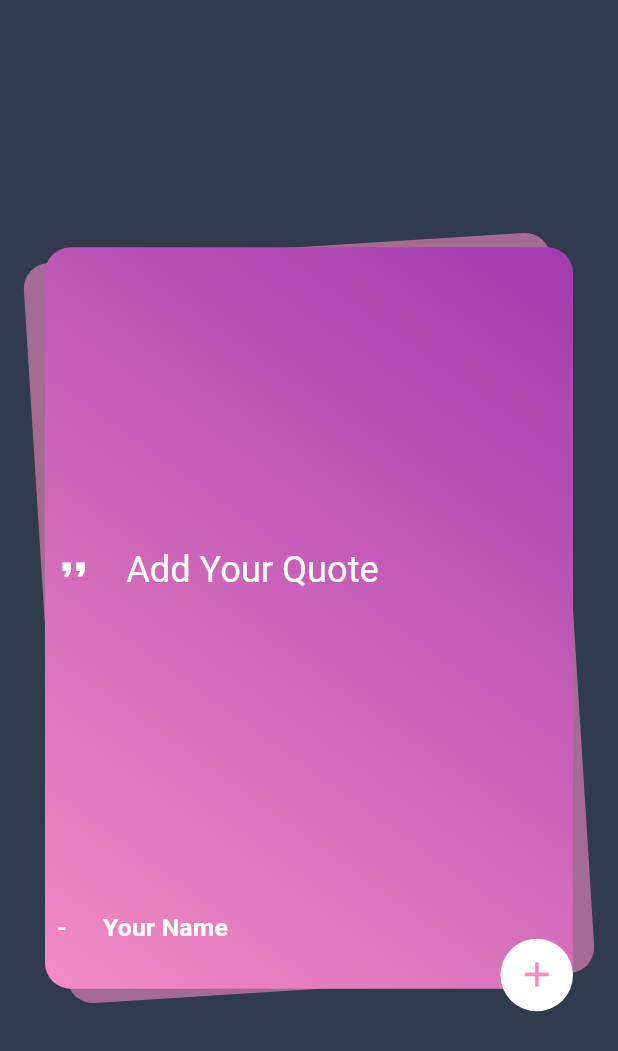
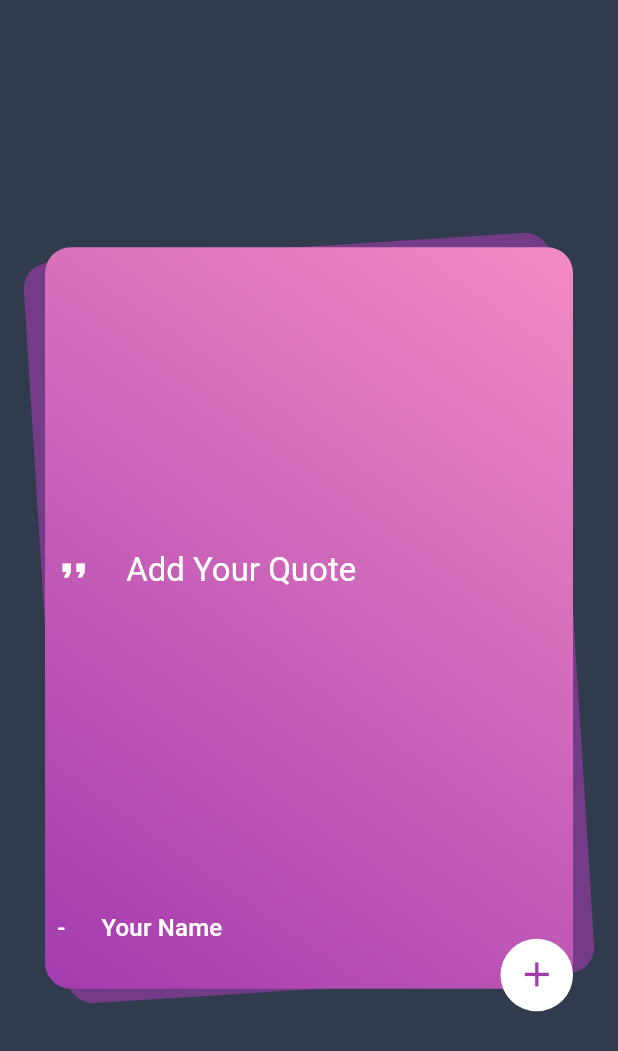
Before and after one commit to youssef447/Daily-Quotes-with-mvvm-and-clean-architecture, a Flutter app: the AddEditQuoteSheet screen opened directly, on a phone screen of 412 x 824 dp. Shown: the top 1051 px of the screen. Run offline on Flutter 3.47's test engine with Material 3 defaults, Android fonts, the light colour scheme and no system bars; our stand-ins replace awesome_dialog, awesome_notifications, bloc, carousel_slider, dio, flutter_bloc and 11 more; missing offline and left inert: flutter_statusbarcolor_ns, workmanager; accounts and stored records are empty; network calls fail; Roboto replaces fonts that are missing (Gabriela); statements that could not run were skipped.

Commit message:
to be back

```diff
--- a/lib/core/routes/app_route_generator.dart
+++ b/lib/core/routes/app_route_generator.dart
@@ -23,7 +23,7 @@ abstract class AppRouteGenerator {
       case AppRoutes.customColorTheme:
         return PageTransitionHelper.buildPageRoute(
           const ColorPickerPage(),
-          PageTransitionType.DiagonalWithScale,
+          PageTransitionType.diagonalWithScale,
           duration: const Duration(milliseconds: 700),
         );
 
--- a/lib/core/routes/page_transition.dart
+++ b/lib/core/routes/page_transition.dart
@@ -27,7 +27,7 @@ abstract class PageTransitionHelper {
               ),
               child: child,
             );
-          case PageTransitionType.DiagonalWithScale:
+          case PageTransitionType.diagonalWithScale:
             return FadeTransition(
               opacity: animation,
               child: SlideTransition(
@@ -53,5 +53,5 @@ enum PageTransitionType {
   slideFromRight,
   slideFromLeft,
   scale,
-  DiagonalWithScale
+  diagonalWithScale
 }
--- a/lib/core/services/background/work_manager.dart
+++ b/lib/core/services/background/work_manager.dart
@@ -82,6 +82,6 @@ void actionTask() async {
   } catch (e) {
     //indicating that the task has failed to request new quote from repo when user opens the app
     await CacheHelper.saveData(key: 'success', value: false);
-    return Future.value(true);
+    // return Future.value(true);
   }
 }
--- a/lib/core/theme/colors/app_colors.dart
+++ b/lib/core/theme/colors/app_colors.dart
@@ -2,31 +2,32 @@ import 'package:dailyquotes/core/theme/colors/contrast_color_helper.dart';
 import 'package:flutter/material.dart';
 
 abstract class AppColors {
-  static Color _background = Color(0xff303b4d);
-  static Color _primary = Color(0xfff48bc4);
-  static Color _secondaryPrimary = Color(0xffa23bae);
+  // static Color background = const Color(0xff303b4d);
+//  static Color primary = const Color(0xfff48bc4);
+  // static Color secondaryPrimary = const Color(0xffa23bae);
 
 //getters
-  static Color get background => _background;
-  static Color get secondaryPrimary => _secondaryPrimary;
-  static Color get primary => _primary;
+  static Color get background => const Color(0xff303b4d);
+  static Color get secondaryPrimary => const Color(0xfff48bc4);
+  static Color get primary => const Color(0xffa23bae);
   static Color get text => Colors.white;
   static Color get iconCard =>
-      ContrastColorHelper.CardContrastColor(_primary, _secondaryPrimary);
-  static Color get icon => ContrastColorHelper.contrastColor(_secondaryPrimary);
-  static Color get FloatingIcon => ContrastColorHelper.contrastColor(_primary);
-  static Color get textBG => ContrastColorHelper.contrastBGColor(_background);
-  static Color get defaultAddbtnColor => Color.fromARGB(255, 96, 143, 243);
-  static Color get unselectedItemColor => Color(0xff687389);
-  static Color get selectedItemColor => Color(0xfff48bc4);
-  static List<Color> gradientColors = [
+      ContrastColorHelper.CardContrastColor(primary, secondaryPrimary);
+  static Color get icon => ContrastColorHelper.contrastColor(secondaryPrimary);
+  static Color get floatingIcon => ContrastColorHelper.contrastColor(primary);
+  static Color get textBG => ContrastColorHelper.contrastBGColor(background);
+  static Color get defaultAddbtnColor =>
+      const Color.fromARGB(255, 96, 143, 243);
+  static Color get unselectedItemColor => const Color(0xff687389);
+  static Color get selectedItemColor => const Color(0xfff48bc4);
+  static List<Color> gradientColors = const [
     Color(0xfffcaac4),
     Color(0xfff48bc4),
     Color(0xffa23bae),
   ];
 
 //setters
-  static set background(Color color) => _background = color;
-  static set primary(Color color) => _primary = color;
-  static set secondaryPrimary(Color color) => _secondaryPrimary = color;
+  static set background(Color color) => background = color;
+  static set primary(Color color) => primary = color;
+  static set secondaryPrimary(Color color) => secondaryPrimary = color;
 }
--- a/lib/core/theme/themes.dart
+++ /dev/null
@@ -1,43 +0,0 @@
-import 'package:flutter/material.dart';
-import 'package:flutter/services.dart';
-import 'package:flutter_screenutil/flutter_screenutil.dart';
-
-import 'colors/app_colors.dart';
-
-ThemeData darkTheme = ThemeData(
-  scaffoldBackgroundColor: AppColors.background,
-  floatingActionButtonTheme: FloatingActionButtonThemeData(
-    backgroundColor: AppColors.background,
-  ),
-  dividerTheme: const DividerThemeData(thickness: 1.5, color: Colors.white),
-  appBarTheme: AppBarTheme(
-    centerTitle: true,
-    systemOverlayStyle: SystemUiOverlayStyle(
-      statusBarColor: Colors.transparent,
-      statusBarIconBrightness: Brightness.light,
-      systemNavigationBarColor: AppColors.background,
-    ),
-    backgroundColor: AppColors.background,
-    elevation: 0.0,
-    iconTheme: IconThemeData(
-      color: Colors.white,
-    ),
-  ),
-  textTheme: TextTheme(
-    titleLarge: TextStyle(
-      fontSize: 22.0.sp,
-      fontWeight: FontWeight.bold,
-      color: Colors.white,
-    ),
-    titleMedium: TextStyle(
-      fontSize: 15.0.sp,
-      color: Colors.white,
-      fontWeight: FontWeight.bold,
-    ),
-    titleSmall: TextStyle(
-      fontSize: 13.0.sp,
-      fontWeight: FontWeight.bold,
-      color: Colors.white,
-    ),
-  ),
-);
--- a/lib/domain/usecases/update_today_usecase.dart
+++ b/lib/domain/usecases/update_today_usecase.dart
@@ -8,6 +8,7 @@ class UpdateTodayQuoteUseCase {
   UpdateTodayQuoteUseCase(this._quoteRepo);
 
   Future<ApiResult> updateTodayQuote(QuoteEntity entity) async {
+    entity.toggleFav();
     return await _quoteRepo.updateTodayQuote(entity);
   }
 }
--- a/lib/main.dart
+++ b/lib/main.dart
@@ -1,5 +1,5 @@
 import 'package:dailyquotes/core/utils/globales.dart';
-import 'package:dailyquotes/core/theme/themes.dart';
+
 import 'package:dailyquotes/presentation/custom_color_theme/controller/custom_color_theme_controller.dart';
 
 import 'package:flutter/material.dart';
@@ -61,10 +61,9 @@ class MyApp extends StatelessWidget {
                     buildWhen: (previous, current) {
               return current is ConfigThemeStateSuccess;
             }, builder: (context, _) {
-              return MaterialApp(
+              return const MaterialApp(
                 title: 'Daily Quotes',
                 debugShowCheckedModeBanner: false,
-                theme: darkTheme,
                 initialRoute: AppRoutes.home,
                 onGenerateRoute: AppRouteGenerator.generateRoute,
               );
--- a/lib/presentation/my_quotes_page/ui/pages/my_quotes_page.dart
+++ b/lib/presentation/my_quotes_page/ui/pages/my_quotes_page.dart
@@ -54,7 +54,7 @@ class MyQuotesPage extends StatelessWidget {
                     backgroundColor: AppColors.primary,
                     child: Icon(
                       Icons.format_quote_outlined,
-                      color: AppColors.FloatingIcon,
+                      color: AppColors.floatingIcon,
                     ),
                   )
                 : null,
--- a/lib/presentation/popular_quotes_page/ui/pages/popular_quotes_page.dart
+++ b/lib/presentation/popular_quotes_page/ui/pages/popular_quotes_page.dart
@@ -79,7 +79,8 @@ class PopularQuotesPage extends StatelessWidget {
                                         bottom: -15.h,
                                         child: InkWell(
                                           overlayColor:
-                                              WidgetStatePropertyAll<Color>(
+                                              const WidgetStatePropertyAll<
+                                                  Color>(
                                             Colors.transparent,
                                           ),
                                           onTap: () async {
--- a/lib/presentation/random_quote_page/ui/pages/random_quote_page.dart
+++ b/lib/presentation/random_quote_page/ui/pages/random_quote_page.dart
@@ -74,7 +74,8 @@ class RandomQuotePage extends StatelessWidget {
                                 right: 50,
                                 bottom: -15,
                                 child: InkWell(
-                                  overlayColor: WidgetStatePropertyAll<Color>(
+                                  overlayColor:
+                                      const WidgetStatePropertyAll<Color>(
                                     Colors.transparent,
                                   ),
                                   onTap: () async {
@@ -98,7 +99,8 @@ class RandomQuotePage extends StatelessWidget {
                               Positioned(
                                 bottom: -15,
                                 child: InkWell(
-                                  overlayColor: WidgetStatePropertyAll<Color>(
+                                  overlayColor:
+                                      const WidgetStatePropertyAll<Color>(
                                     Colors.transparent,
                                   ),
                                   onTap: () async {
--- a/lib/presentation/today_quote_page/ui/pages/today_quote_page.dart
+++ b/lib/presentation/today_quote_page/ui/pages/today_quote_page.dart
@@ -79,7 +79,8 @@ class TodayQuotePage extends StatelessWidget {
                               right: 50.w,
                               bottom: -15.h,
                               child: InkWell(
-                                overlayColor: WidgetStatePropertyAll<Color>(
+                                overlayColor:
+                                    const WidgetStatePropertyAll<Color>(
                                   Colors.transparent,
                                 ),
                                 onTap: () {
@@ -101,7 +102,8 @@ class TodayQuotePage extends StatelessWidget {
                             Positioned(
                               bottom: -15.h,
                               child: InkWell(
-                                overlayColor: WidgetStatePropertyAll<Color>(
+                                overlayColor:
+                                    const WidgetStatePropertyAll<Color>(
                                   Colors.transparent,
                                 ),
                                 onTap: () async {
```
Also changed, not shown: assets/images/launcher_icon.png, 27 other files.
